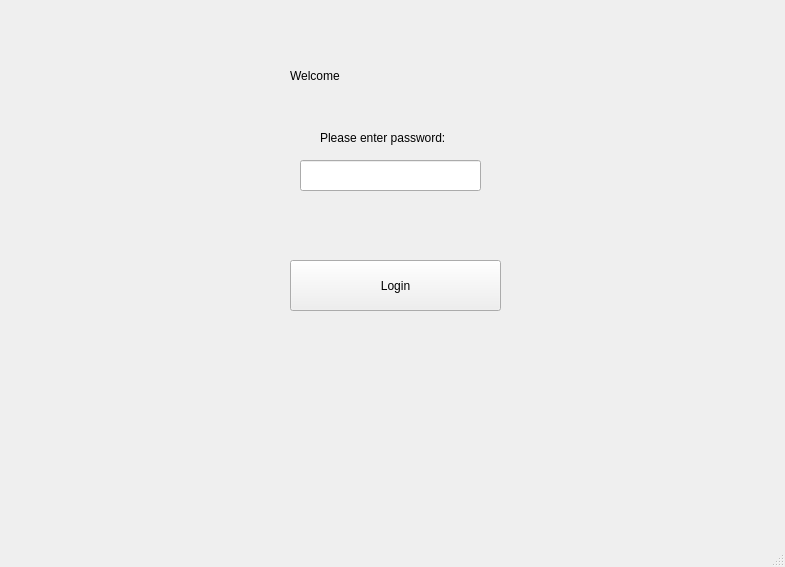
The window that welcome.ui (danysigha/Clipboard-Manager) describes before a commit, drawn with Qt 5.
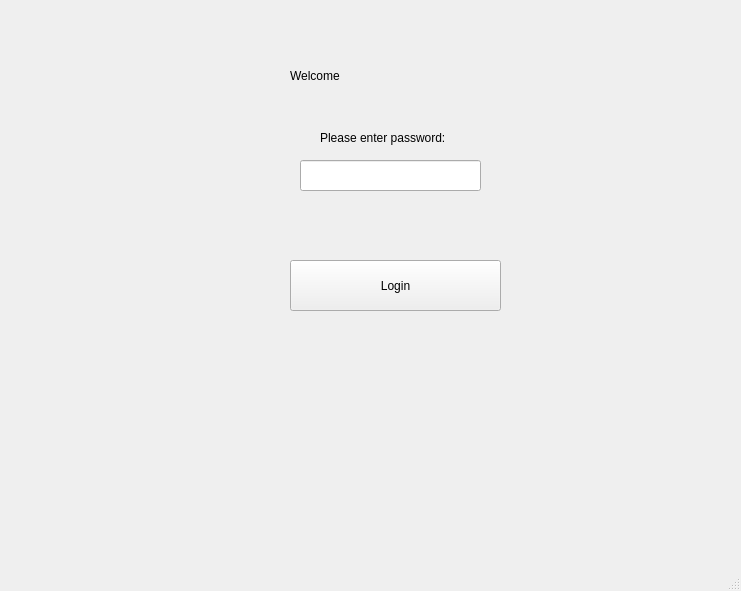
The same window after the commit.

The edit to the form file:
```diff
--- a/welcome.ui
+++ b/welcome.ui
@@ -6,8 +6,8 @@
    <rect>
     <x>0</x>
     <y>0</y>
-    <width>785</width>
-    <height>567</height>
+    <width>741</width>
+    <height>591</height>
    </rect>
   </property>
   <property name="windowTitle">
```
Left out of the diff: 18 changed lines with no effect on the pictures.
